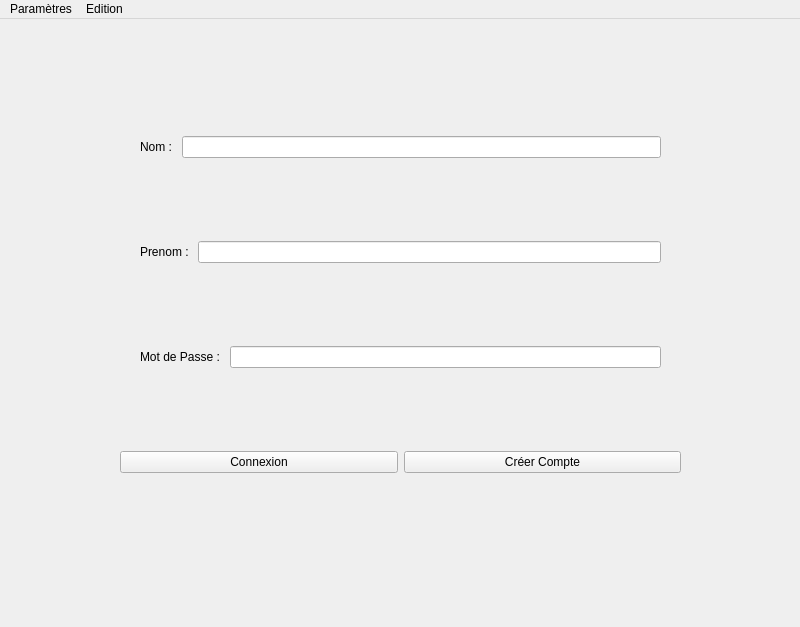
First picture: the form in mainwindow.ui, repository alextnlr/ShareCount, before the edit.
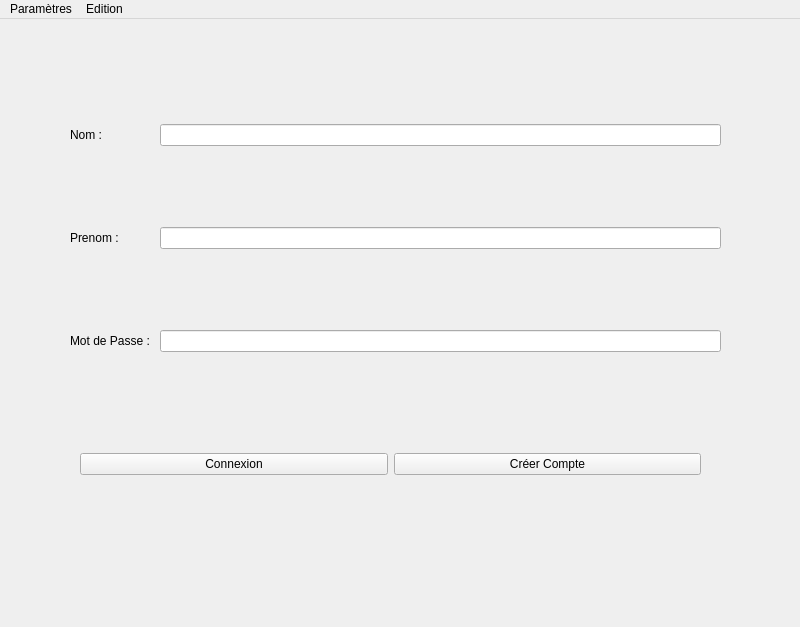
Second picture: the form after the edit. The open tabs and pages were chosen to show the change.

The edit to the form file:
```diff
--- a/mainwindow.ui
+++ b/mainwindow.ui
@@ -25,7 +25,7 @@
      <rect>
       <x>0</x>
       <y>0</y>
-      <width>761</width>
+      <width>781</width>
       <height>601</height>
      </rect>
     </property>
@@ -33,85 +33,35 @@
      <number>2</number>
     </property>
     <widget class="QWidget" name="page">
-     <widget class="QWidget" name="verticalLayoutWidget">
+     <widget class="QLabel" name="labelInfo">
+      <property name="enabled">
+       <bool>true</bool>
+      </property>
       <property name="geometry">
        <rect>
-        <x>120</x>
-        <y>40</y>
-        <width>561</width>
-        <height>491</height>
+        <x>180</x>
+        <y>490</y>
+        <width>371</width>
+        <height>41</height>
        </rect>
       </property>
-      <layout class="QVBoxLayout" name="verticalLayout">
-       <item>
+      <property name="text">
+       <string/>
+      </property>
+      <property name="alignment">
+       <set>Qt::AlignCenter</set>
+      </property>
+     </widget>
+     <widget class="QWidget" name="horizontalLayoutWidget">
+      <property name="geometry">
+       <rect>
+        <x>80</x>
+        <y>420</y>
+        <width>621</width>
+        <height>51</height>
+       </rect>
+      </property>
         <layout class="QHBoxLayout" name="horizontalLayout">
-         <property name="leftMargin">
-          <number>20</number>
-         </property>
-         <property name="rightMargin">
-          <number>20</number>
-         </property>
-         <item>
-          <widget class="QLabel" name="labelNom">
-           <property name="enabled">
-            <bool>true</bool>
-           </property>
-           <property name="text">
-            <string>Nom : </string>
-           </property>
-          </widget>
-         </item>
-         <item>
-          <widget class="QLineEdit" name="lineEditNom"/>
-         </item>
-        </layout>
-       </item>
-       <item>
-        <layout class="QHBoxLayout" name="horizontalLayout_2">
-         <property name="leftMargin">
-          <number>20</number>
-         </property>
-         <property name="rightMargin">
-          <number>20</number>
-         </property>
-         <item>
-          <widget class="QLabel" name="labelPrenom">
-           <property name="text">
-            <string>Prenom : </string>
-           </property>
-          </widget>
-         </item>
-         <item>
-          <widget class="QLineEdit" name="lineEditPrenom"/>
-         </item>
-        </layout>
-       </item>
-       <item>
-        <layout class="QHBoxLayout" name="horizontalLayout_3">
-         <property name="leftMargin">
-          <number>20</number>
-         </property>
-         <property name="rightMargin">
-          <number>20</number>
-         </property>
-         <item>
-          <widget class="QLabel" name="labelMdp">
-           <property name="text">
-            <string>Mot de Passe : </string>
-           </property>
-          </widget>
-         </item>
-         <item>
-          <widget class="QLineEdit" name="lineEdit_MdP">
-           <property name="echoMode">
-            <enum>QLineEdit::Password</enum>
-           </property>
-          </widget>
-         </item>
-        </layout>
-       </item>
-       <item>
-        <layout class="QHBoxLayout" name="horizontalLayout_4">
          <item>
           <widget class="QPushButton" name="pushButtonConnexion">
            <property name="enabled">
@@ -139,27 +89,55 @@
           </widget>
          </item>
         </layout>
-       </item>
-      </layout>
      </widget>
-     <widget class="QLabel" name="labelInfo">
-      <property name="enabled">
-       <bool>true</bool>
-      </property>
+     <widget class="QWidget" name="gridLayoutWidget_3">
       <property name="geometry">
        <rect>
-        <x>200</x>
-        <y>540</y>
-        <width>371</width>
-        <height>41</height>
+        <x>70</x>
+        <y>30</y>
+        <width>651</width>
+        <height>381</height>
        </rect>
       </property>
+      <layout class="QGridLayout" name="gridLayout_3">
+       <item row="2" column="0">
+        <widget class="QLabel" name="labelMdp">
       <property name="text">
-       <string/>
-      </property>
-      <property name="alignment">
-       <set>Qt::AlignCenter</set>
-      </property>
+          <string>Mot de Passe : </string>
+         </property>
+        </widget>
+       </item>
+       <item row="2" column="1">
+        <widget class="QLineEdit" name="lineEdit_MdP">
+         <property name="echoMode">
+          <enum>QLineEdit::Password</enum>
+         </property>
+        </widget>
+       </item>
+       <item row="1" column="0">
+        <widget class="QLabel" name="labelPrenom">
+         <property name="text">
+          <string>Prenom : </string>
+         </property>
+        </widget>
+       </item>
+       <item row="0" column="1">
+        <widget class="QLineEdit" name="lineEditNom"/>
+       </item>
+       <item row="1" column="1">
+        <widget class="QLineEdit" name="lineEditPrenom"/>
+       </item>
+       <item row="0" column="0">
+        <widget class="QLabel" name="labelNom">
+         <property name="enabled">
+          <bool>true</bool>
+         </property>
+         <property name="text">
+          <string>Nom : </string>
+         </property>
+        </widget>
+       </item>
+      </layout>
      </widget>
     </widget>
     <widget class="QWidget" name="page_2">
```
Left out of the diff: 2 changed lines with no effect on the pictures. Lines whose indentation alone changed are shown as unchanged.
